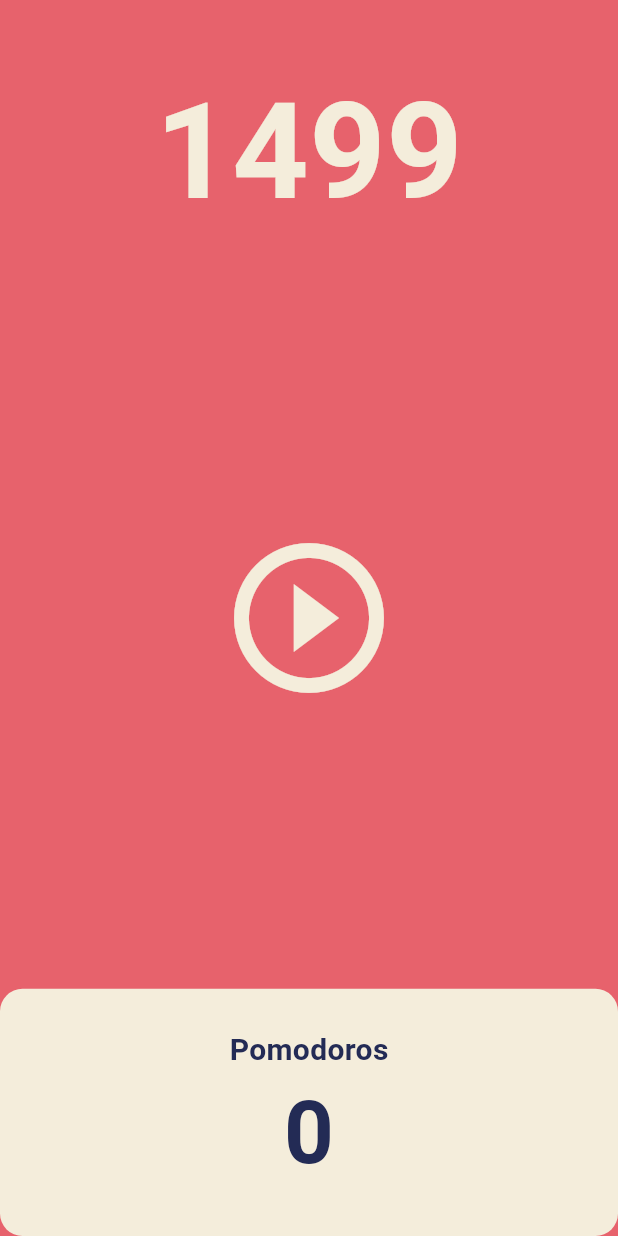
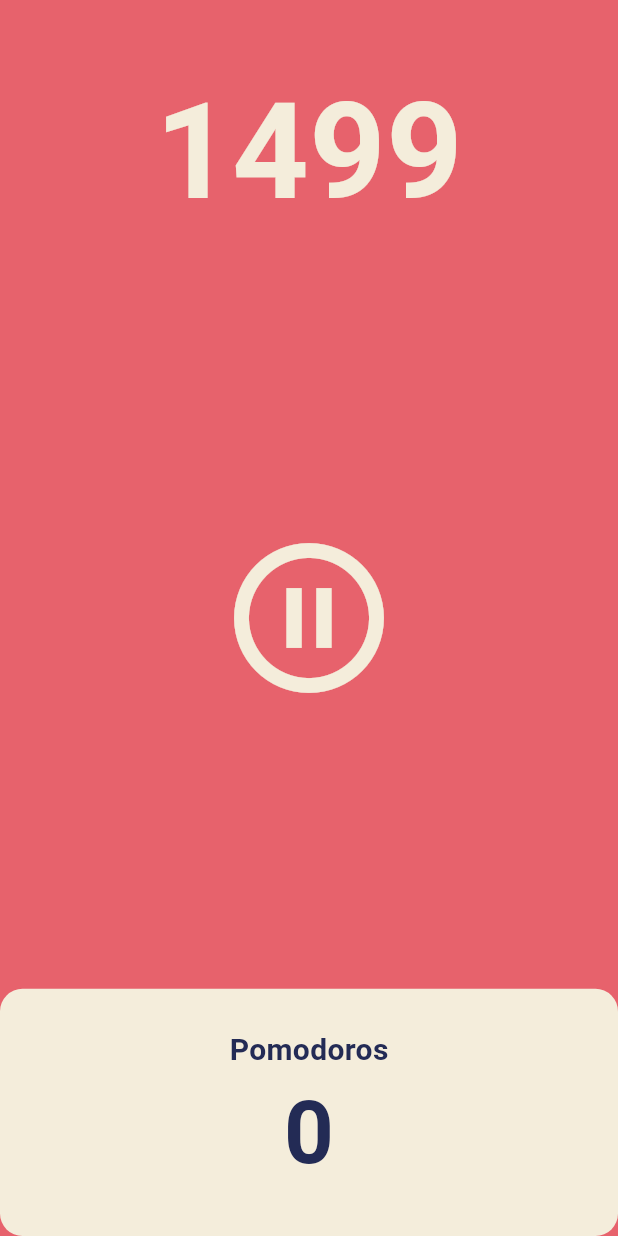
Before and after one commit to DawnSurplus/Pomodoro, a Flutter app: the screen it shows after launch, after a tap on the "play circle outline" icon, on a phone screen of 412 x 824 dp. Run offline on Flutter 3.47's test engine with Material 3 defaults, Android fonts, the phone set to English and light mode, and no system bars.

Commit message:
[resolve #4] Play/Pause 기능 구현

```diff
--- a/lib/home_screen.dart
+++ b/lib/home_screen.dart
@@ -1,5 +1,6 @@
+import 'dart:async';
+
 import 'package:flutter/material.dart';
-import 'dart:async';
 
 class HomeScreen extends StatefulWidget {
   const HomeScreen({super.key});
@@ -10,6 +11,7 @@ class HomeScreen extends StatefulWidget {
 
 class _HomeScreenState extends State<HomeScreen> {
   int totalSeconds = 1500;
+  bool isRunning = false;
 
   late Timer timer;
   void onTick(Timer timer) {
@@ -20,6 +22,18 @@ class _HomeScreenState extends State<HomeScreen> {
 
   void onStartPressed() {
     timer = Timer.periodic(const Duration(seconds: 1), onTick);
+
+    setState(() {
+      isRunning = true;
+    });
+  }
+
+  void onPausePressed() {
+    timer.cancel();
+
+    setState(() {
+      isRunning = false;
+    });
   }
 
   @override
@@ -34,10 +48,9 @@ class _HomeScreenState extends State<HomeScreen> {
             child: Container(
               alignment: Alignment.bottomCenter,
               child: Text("$totalSeconds",
-                          style: TextStyle(
-                              color: Theme.of(context).cardColor,
-                              fontSize: 89,
-                              fontWeight: FontWeight.w600),
+                          style: TextStyle(color: Theme.of(context).cardColor,
+                                           fontSize: 89,
+                                           fontWeight: FontWeight.w600),
               ),
             ),
           ),
@@ -45,8 +58,9 @@ class _HomeScreenState extends State<HomeScreen> {
           Flexible(
             flex: 3,
             child: Center(
-              child: IconButton(onPressed: onStartPressed,
-                                icon: const Icon(Icons.play_circle_outline),
+              child: IconButton(onPressed: isRunning ? onPausePressed : onStartPressed,
+                                icon: isRunning ? const Icon(Icons.pause_circle_outlined)
+                                                : const Icon(Icons.play_circle_outline),
                                 iconSize: 120,
                                 color: Theme.of(context).cardColor,
               ),
@@ -60,18 +74,20 @@ class _HomeScreenState extends State<HomeScreen> {
                 Expanded(
                   child: Container(
                     decoration: BoxDecoration(color: Theme.of(context).cardColor,
-                    borderRadius: BorderRadius.circular(15)),
+                                              borderRadius: BorderRadius.circular(15)),
                     child: Column(
                       mainAxisAlignment: MainAxisAlignment.center,
                       children: [
                         Text("Pomodoros",
-                             style: TextStyle(fontSize: 20,
-                                              fontWeight: FontWeight.w600,
-                                              color: Theme.of(context).textTheme.displayLarge?.color),),
+                             style: TextStyle(color: Theme.of(context).textTheme.displayLarge?.color,
+                                              fontSize: 20,
+                                              fontWeight: FontWeight.w600,),
+                        ),
                         Text("0",
-                        style: TextStyle(fontSize: 58,
-                                         fontWeight: FontWeight.w600,
-                                         color: Theme.of(context).textTheme.displayLarge?.color),),
+                             style: TextStyle(color: Theme.of(context).textTheme.displayLarge?.color,
+                                              fontSize: 58,
+                                              fontWeight: FontWeight.w600,),
+                        ),
                       ],
                     ),
                   ),
```
